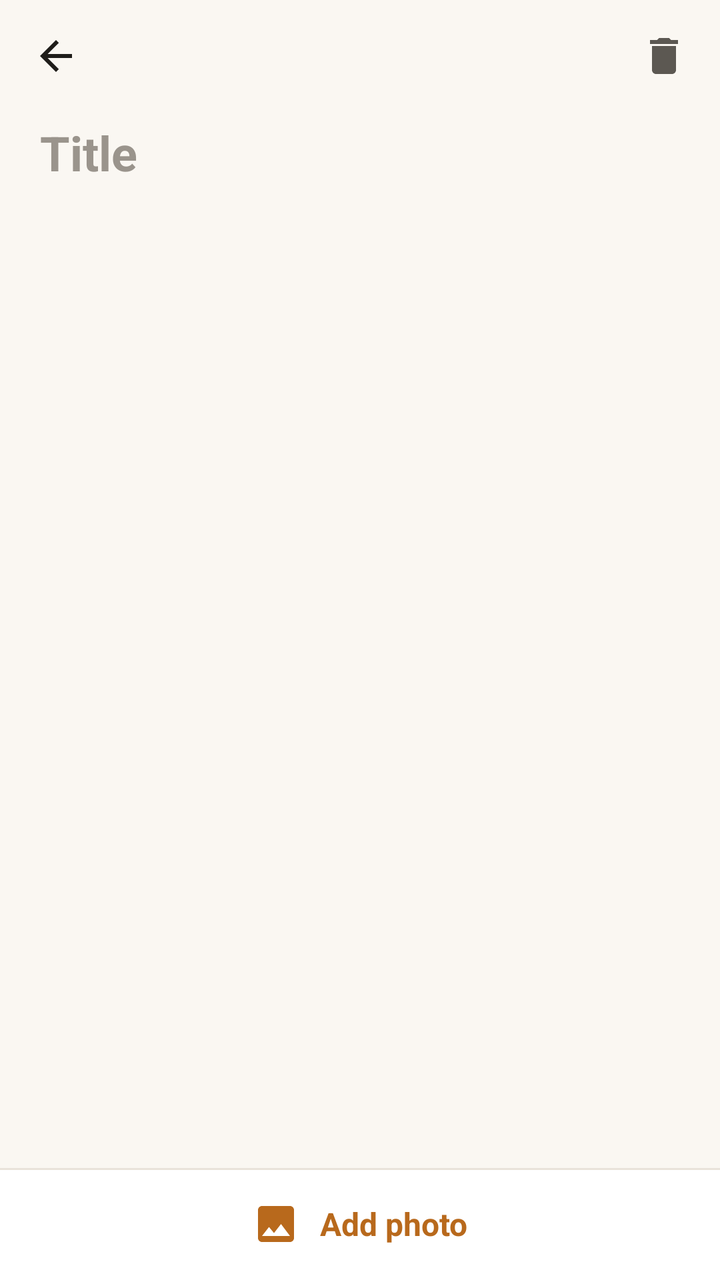
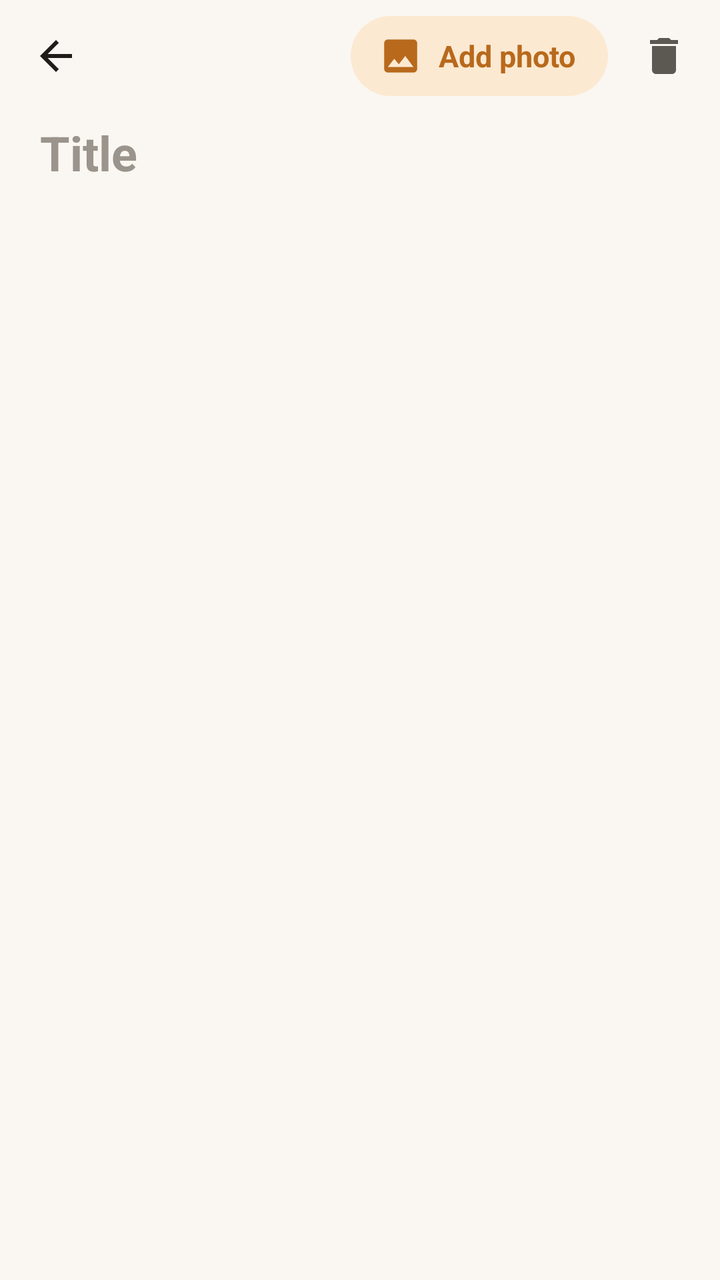

Screens rendered from an Android XML layout before and after an edit, with the pre-edit source and the edit as a unified diff.
<!-- AndroidManifest.xml: application theme AppTheme -->
<!-- res/layout/activity_editor.xml -->
<?xml version="1.0" encoding="utf-8"?>
<LinearLayout xmlns:android="http://schemas.android.com/apk/res/android"
    android:layout_width="match_parent"
    android:layout_height="match_parent"
    android:background="@color/bg"
    android:orientation="vertical">

    <LinearLayout
        android:layout_width="match_parent"
        android:layout_height="56dp"
        android:gravity="center_vertical"
        android:orientation="horizontal"
        android:paddingStart="4dp"
        android:paddingEnd="4dp">

        <ImageButton
            android:id="@+id/back_button"
            android:layout_width="48dp"
            android:layout_height="48dp"
            android:background="?android:attr/selectableItemBackgroundBorderless"
            android:contentDescription="Back"
            android:src="@drawable/ic_back" />

        <View
            android:layout_width="0dp"
            android:layout_height="1dp"
            android:layout_weight="1" />

        <ImageButton
            android:id="@+id/delete_button"
            android:layout_width="48dp"
            android:layout_height="48dp"
            android:background="?android:attr/selectableItemBackgroundBorderless"
            android:contentDescription="Delete note"
            android:src="@drawable/ic_delete" />
    </LinearLayout>

    <ScrollView
        android:layout_width="match_parent"
        android:layout_height="0dp"
        android:layout_weight="1"
        android:fillViewport="true">

        <LinearLayout
            android:layout_width="match_parent"
            android:layout_height="wrap_content"
            android:orientation="vertical"
            android:paddingStart="20dp"
            android:paddingEnd="20dp"
            android:paddingBottom="24dp">

            <EditText
                android:id="@+id/title_input"
                android:layout_width="match_parent"
                android:layout_height="wrap_content"
                android:background="@null"
                android:hint="Title"
                android:importantForAutofill="no"
                android:inputType="textCapSentences"
                android:paddingTop="4dp"
                android:paddingBottom="12dp"
                android:textColor="@color/text_primary"
                android:textColorHint="@color/text_muted"
                android:textSize="24sp"
                android:textStyle="bold" />

            <LinearLayout
                android:id="@+id/blocks"
                android:layout_width="match_parent"
                android:layout_height="wrap_content"
                android:orientation="vertical" />
        </LinearLayout>
    </ScrollView>

    <LinearLayout
        android:id="@+id/add_image_button"
        android:layout_width="match_parent"
        android:layout_height="56dp"
        android:background="@drawable/bottom_bar_bg"
        android:clickable="true"
        android:focusable="false"
        android:gravity="center"
        android:orientation="horizontal">

        <ImageView
            android:layout_width="24dp"
            android:layout_height="24dp"
            android:contentDescription="@null"
            android:src="@drawable/ic_image" />

        <TextView
            android:layout_width="wrap_content"
            android:layout_height="wrap_content"
            android:layout_marginStart="10dp"
            android:text="Add photo"
            android:textColor="@color/accent_dark"
            android:textSize="16sp"
            android:textStyle="bold" />
    </LinearLayout>
</LinearLayout>
<!-- resources referenced by this layout -->
<resources>
  <color name="accent_dark">#B8691C</color>
  <color name="bg">#FAF7F2</color>
  <color name="text_muted">#9A948C</color>
  <color name="text_primary">#1F1D1A</color>
  <!-- drawable bottom_bar_bg (drawable) -->
  <?xml version="1.0" encoding="utf-8"?>
  <ripple xmlns:android="http://schemas.android.com/apk/res/android" android:color="#22E8963A">
      <item>
          <layer-list>
              <item><shape><solid android:color="@color/card" /></shape></item>
              <item android:gravity="top" android:height="1dp"><shape><solid android:color="@color/divider" /></shape></item>
          </layer-list>
      </item>
  </ripple>
  <!-- drawable ic_back (drawable) -->
  <?xml version="1.0" encoding="utf-8"?>
  <vector xmlns:android="http://schemas.android.com/apk/res/android"
      android:width="24dp" android:height="24dp"
      android:viewportWidth="24" android:viewportHeight="24">
      <path android:fillColor="#1F1D1A" android:pathData="M20,11H7.83l5.59,-5.59L12,4l-8,8 8,8 1.41,-1.41L7.83,13H20v-2z" />
  </vector>
  <!-- drawable ic_delete (drawable) -->
  <?xml version="1.0" encoding="utf-8"?>
  <vector xmlns:android="http://schemas.android.com/apk/res/android"
      android:width="24dp" android:height="24dp"
      android:viewportWidth="24" android:viewportHeight="24">
      <path android:fillColor="#5C5852" android:pathData="M6,19c0,1.1 0.9,2 2,2h8c1.1,0 2,-0.9 2,-2V7H6v12zM19,4h-3.5l-1,-1h-5l-1,1H5v2h14V4z" />
  </vector>
  <!-- drawable ic_image (drawable) -->
  <?xml version="1.0" encoding="utf-8"?>
  <vector xmlns:android="http://schemas.android.com/apk/res/android"
      android:width="24dp" android:height="24dp"
      android:viewportWidth="24" android:viewportHeight="24">
      <path android:fillColor="#B8691C" android:pathData="M21,19V5c0,-1.1 -0.9,-2 -2,-2H5c-1.1,0 -2,0.9 -2,2v14c0,1.1 0.9,2 2,2h14c1.1,0 2,-0.9 2,-2zM8.5,13.5l2.5,3.01L14.5,12l4.5,6H5l3.5,-4.5z" />
  </vector>
  <style name="AppTheme" parent="@android:style/Theme.Material.Light.NoActionBar">
          <item name="android:colorAccent">@color/accent</item>
          <item name="android:colorPrimary">@color/bg</item>
          <item name="android:colorPrimaryDark">@color/bg</item>
          <item name="android:statusBarColor">@color/bg</item>
          <item name="android:navigationBarColor">@color/bg</item>
          <item name="android:windowLightStatusBar">true</item>
          <item name="android:windowBackground">@color/bg</item>
      </style>
  <color name="card">#FFFFFF</color>
  <color name="divider">#E9E3DA</color>
  <color name="accent">#E8963A</color>
</resources>

<!-- the commit's change to res/layout/activity_editor.xml (unified diff, before → after) -->
@@ -25,6 +25,35 @@
             android:layout_width="0dp"
             android:layout_height="1dp"
             android:layout_weight="1" />
+
+        <LinearLayout
+            android:id="@+id/add_image_button"
+            android:layout_width="wrap_content"
+            android:layout_height="40dp"
+            android:layout_marginEnd="4dp"
+            android:background="@drawable/pill_bg"
+            android:clickable="true"
+            android:focusable="false"
+            android:gravity="center"
+            android:orientation="horizontal"
+            android:paddingStart="14dp"
+            android:paddingEnd="16dp">
+
+            <ImageView
+                android:layout_width="22dp"
+                android:layout_height="22dp"
+                android:contentDescription="@null"
+                android:src="@drawable/ic_image" />
+
+            <TextView
+                android:layout_width="wrap_content"
+                android:layout_height="wrap_content"
+                android:layout_marginStart="8dp"
+                android:text="Add photo"
+                android:textColor="@color/accent_dark"
+                android:textSize="15sp"
+                android:textStyle="bold" />
+        </LinearLayout>
 
         <ImageButton
             android:id="@+id/delete_button"
@@ -72,29 +101,4 @@
         </LinearLayout>
     </ScrollView>
 
-    <LinearLayout
-        android:id="@+id/add_image_button"
-        android:layout_width="match_parent"
-        android:layout_height="56dp"
-        android:background="@drawable/bottom_bar_bg"
-        android:clickable="true"
-        android:focusable="false"
-        android:gravity="center"
-        android:orientation="horizontal">
-
-        <ImageView
-            android:layout_width="24dp"
-            android:layout_height="24dp"
-            android:contentDescription="@null"
-            android:src="@drawable/ic_image" />
-
-        <TextView
-            android:layout_width="wrap_content"
-            android:layout_height="wrap_content"
-            android:layout_marginStart="10dp"
-            android:text="Add photo"
-            android:textColor="@color/accent_dark"
-            android:textSize="16sp"
-            android:textStyle="bold" />
-    </LinearLayout>
 </LinearLayout>
<!-- resource entries referenced after the edit -->
@@ -4,16 +4,6 @@
   <color name="bg">#FAF7F2</color>
   <color name="text_muted">#9A948C</color>
   <color name="text_primary">#1F1D1A</color>
-  <!-- drawable bottom_bar_bg (drawable) -->
-  <?xml version="1.0" encoding="utf-8"?>
-  <ripple xmlns:android="http://schemas.android.com/apk/res/android" android:color="#22E8963A">
-      <item>
-          <layer-list>
-              <item><shape><solid android:color="@color/card" /></shape></item>
-              <item android:gravity="top" android:height="1dp"><shape><solid android:color="@color/divider" /></shape></item>
-          </layer-list>
-      </item>
-  </ripple>
   <!-- drawable ic_back (drawable) -->
   <?xml version="1.0" encoding="utf-8"?>
   <vector xmlns:android="http://schemas.android.com/apk/res/android"
@@ -35,6 +25,16 @@
       android:viewportWidth="24" android:viewportHeight="24">
       <path android:fillColor="#B8691C" android:pathData="M21,19V5c0,-1.1 -0.9,-2 -2,-2H5c-1.1,0 -2,0.9 -2,2v14c0,1.1 0.9,2 2,2h14c1.1,0 2,-0.9 2,-2zM8.5,13.5l2.5,3.01L14.5,12l4.5,6H5l3.5,-4.5z" />
   </vector>
+  <!-- drawable pill_bg (drawable) -->
+  <?xml version="1.0" encoding="utf-8"?>
+  <ripple xmlns:android="http://schemas.android.com/apk/res/android" android:color="#33E8963A">
+      <item>
+          <shape android:shape="rectangle">
+              <solid android:color="#FCE9D2" />
+              <corners android:radius="20dp" />
+          </shape>
+      </item>
+  </ripple>
   <style name="AppTheme" parent="@android:style/Theme.Material.Light.NoActionBar">
           <item name="android:colorAccent">@color/accent</item>
           <item name="android:colorPrimary">@color/bg</item>
@@ -43,9 +43,8 @@
           <item name="android:navigationBarColor">@color/bg</item>
           <item name="android:windowLightStatusBar">true</item>
           <item name="android:windowBackground">@color/bg</item>
+          <item name="android:windowOptOutEdgeToEdgeEnforcement">true</item>
       </style>
-  <color name="card">#FFFFFF</color>
-  <color name="divider">#E9E3DA</color>
   <color name="accent">#E8963A</color>
 </resources>
 
